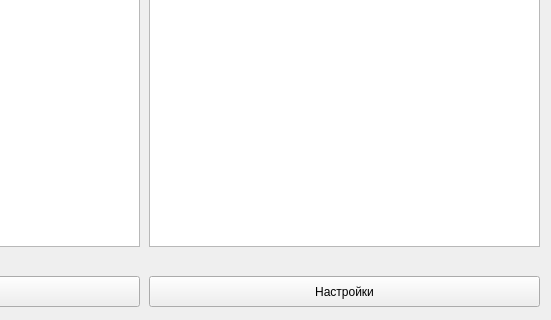
First picture: the form in Measurement_TestTask/UMeasure.ui, repository Unchpokable/MeasurementSim-TestTask, before the edit; both pictures show x 721 to 1272 and y 413 to 733 of the 1272 by 733 pixel window.
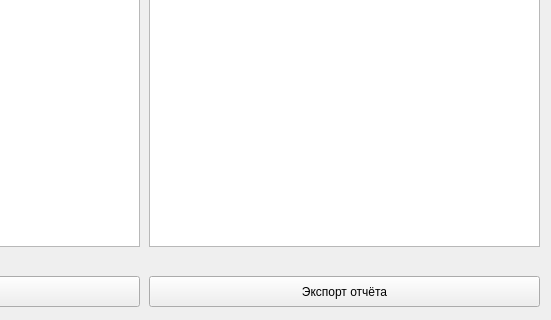
Second picture: the form after the edit.

The edit to the form file:
```diff
--- a/Measurement_TestTask/UMeasure.ui
+++ b/Measurement_TestTask/UMeasure.ui
@@ -195,7 +195,7 @@
      </rect>
     </property>
     <property name="text">
-     <string>Настройки</string>
+     <string>Экспорт отчёта</string>
     </property>
    </widget>
   </widget>
```
Left out of the diff: 2 changed lines with no effect on the pictures.
